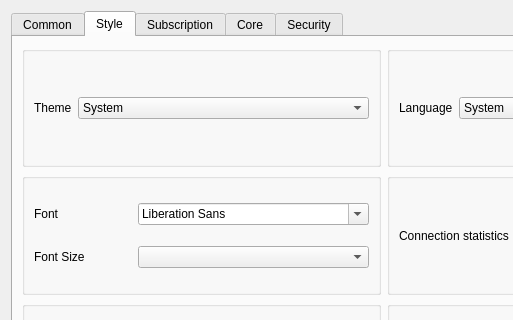
This is include/ui/setting/dialog_basic_settings.ui in shengmo0210/Throne as Qt 5 draws it before an edit; both pictures show x 0 to 513 and y 0 to 320 of the 767 by 472 pixel window. The edited form follows.
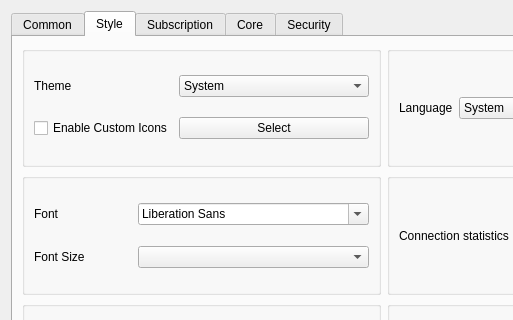
This is the edited form. The open tabs and pages were chosen to show the change. Custom widgets are drawn as their Qt base class.

Commit message: add custom tray icon support

What changed in the file:
```diff
--- a/include/ui/setting/dialog_basic_settings.ui
+++ b/include/ui/setting/dialog_basic_settings.ui
@@ -418,8 +418,8 @@
         <layout class="QHBoxLayout" name="style_h_1">
          <item>
           <widget class="QGroupBox" name="groupBox">
-           <layout class="QHBoxLayout" name="horizontalLayout_4">
-            <item>
+           <layout class="QGridLayout" name="gridLayout_10">
+            <item row="0" column="0">
              <widget class="QLabel" name="label_8">
               <property name="sizePolicy">
                <sizepolicy hsizetype="Maximum" vsizetype="Maximum">
@@ -432,7 +432,7 @@
               </property>
              </widget>
             </item>
-            <item>
+            <item row="0" column="1">
              <widget class="QComboBox" name="theme">
               <item>
                <property name="text">
@@ -441,6 +441,20 @@
               </item>
              </widget>
             </item>
+            <item row="1" column="1">
+             <widget class="QPushButton" name="select_custom_icon">
+              <property name="text">
+               <string>Select</string>
+              </property>
+             </widget>
+            </item>
+            <item row="1" column="0">
+             <widget class="QCheckBox" name="enable_custom_icon">
+              <property name="text">
+               <string>Enable Custom Icons</string>
+              </property>
+             </widget>
+            </item>
            </layout>
           </widget>
          </item>
```
The commit also changes 7 other files.
